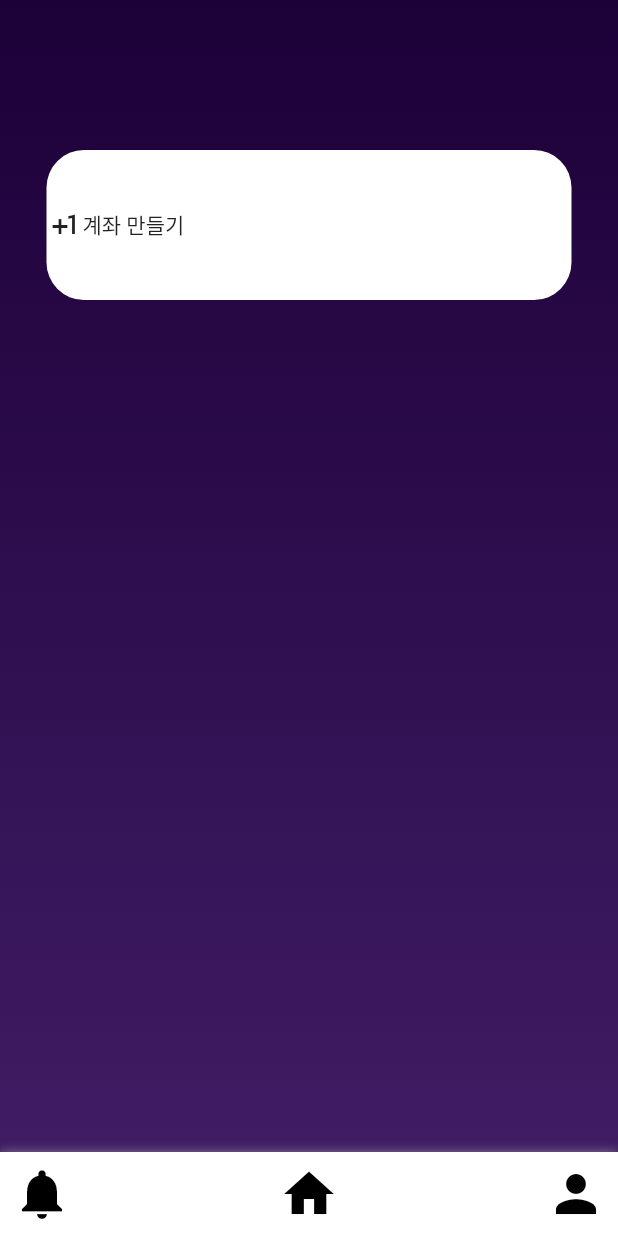
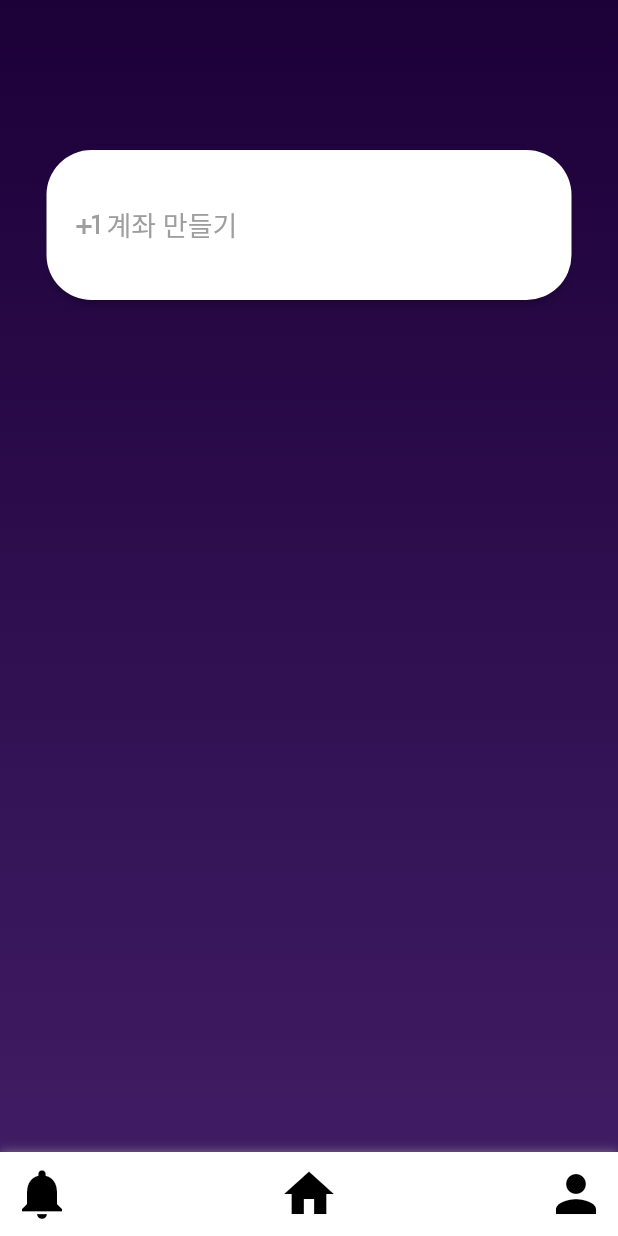
Before and after one commit to tngus2sh/KeePing, a Flutter app: the ChildMainPage screen opened directly, on a phone screen of 412 x 824 dp. Run offline on Flutter 3.47's test engine with Material 2 defaults, Android fonts, the phone set to English and light mode, and no system bars; our stand-ins replace flutter_image_compress, gallery_saver, image_picker; missing offline and left inert: kakao_map_plugin.

```diff
--- a/client/lib/screens/main_page/widgets/make_account_btn.dart
+++ b/client/lib/screens/main_page/widgets/make_account_btn.dart
@@ -1,15 +1,30 @@
+import 'dart:convert';
+import 'package:http/http.dart' as http;
+
 import 'package:flutter/material.dart';
 
 class MakeAccountBtn extends StatelessWidget {
   @override
   Widget build(BuildContext context) {
-    return Container(
-      decoration: BoxDecoration(
-        color: Colors.white,
-        borderRadius: BorderRadius.circular(25)
+    return ElevatedButton(
+      style: ButtonStyle(
+        backgroundColor: MaterialStateProperty.all<Color>(Colors.white),
+        foregroundColor: MaterialStateProperty.all<Color>(Colors.grey),
+        textStyle: MaterialStateProperty.all<TextStyle>(
+          TextStyle(fontSize: 18,)
+        ),
+        shape: MaterialStateProperty.all<RoundedRectangleBorder>(
+          RoundedRectangleBorder(
+            borderRadius: BorderRadius.circular(30.0), // 테두리 둥글기 반지름 설정
+          ),
+        ),
+        fixedSize: MaterialStateProperty.all<Size>(
+          Size(350.0, 100.0), // 퍼센트로 바꿀 수 있으면 바꾸기. 버튼의 최소 높이와 너비 설정
+        ),
       ),
-      height: 100,  // 퍼센트로 바꾸기
-      width: 350,
+      onPressed: () {
+
+      },
       child: Row(
         children: const [
           Icon(Icons.plus_one),
@@ -19,3 +34,21 @@ class MakeAccountBtn extends StatelessWidget {
     );
   }
 }
+
+// axiosPost();
+
+// Future<List<dynamic>?> axiosPost(String url, Map<String, String>? headers) async {
+//   try {
+//     var response = await http.post(Uri.parse(url), headers: headers);
+//     if (response.statusCode == 200) {
+//       var result = jsonDecode(response.body);
+//       return result;
+//     } else {
+//       print('HTTP Request Failed with status code: ${response.statusCode}');
+//       return null;
+//     }
+//   } catch (e) {
+//     print('Error during HTTP request: $e');
+//     return null;
+//   }
+// }
--- a/client/lib/screens/page1/page1.dart
+++ b/client/lib/screens/page1/page1.dart
@@ -30,7 +30,6 @@ class Page1 extends StatelessWidget {
             ConfirmBtn(
               text: '자녀 메인페이지',
               action: ChildMainPage(),
-              textColor: Colors.yellow,
             ),
           ],
         ),
--- a/client/lib/widgets/header.dart
+++ b/client/lib/widgets/header.dart
@@ -12,7 +12,7 @@ class MyHeader extends StatelessWidget implements PreferredSizeWidget {
       {super.key,
       required this.text,
       this.bgColor = Colors.transparent,
-      required this.elementColor,
+      this.elementColor = Colors.black,
       this.icon,
       this.path});
 
```
Also changed, not shown: client/lib/screens/make_account_page/make_account_page.dart (added, +47 -0 lines).
